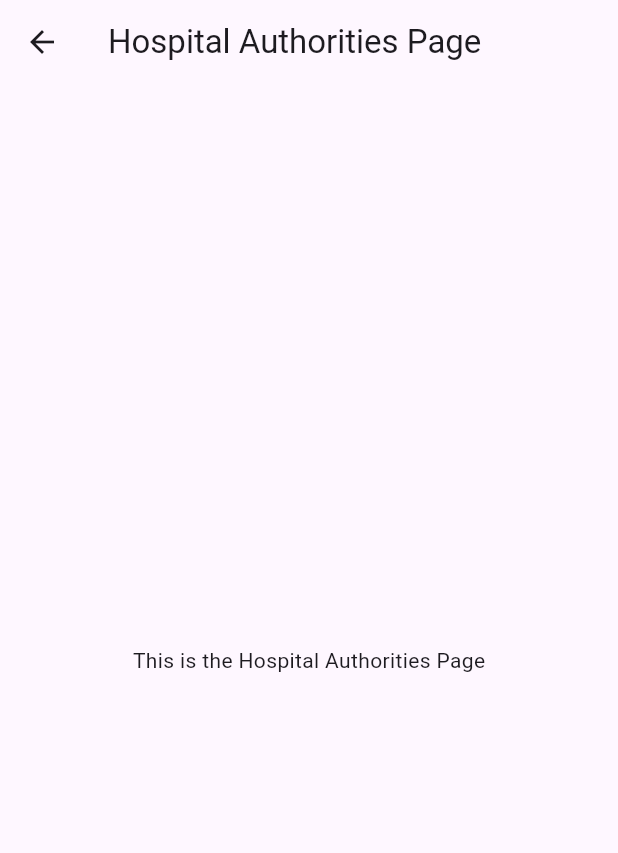
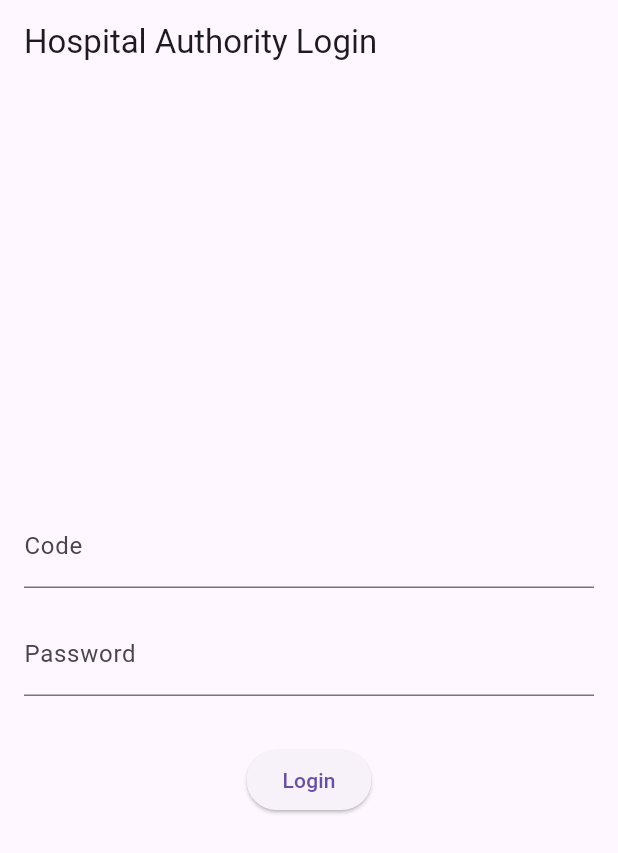
Before and after one commit to callmerishi1508/MedTech, a Flutter app: the HospitalAuthoritiesPage screen opened directly, on a phone screen of 412 x 824 dp. Shown: the top 853 px of the screen. Run offline on Flutter 3.47's test engine with Material 3 defaults, Android fonts, the phone set to English and light mode, and no system bars; our stand-ins replace cloud_firestore, firebase_auth, firebase_core, firebase_storage, image_picker; accounts and stored records are empty.

```diff
--- a/lib/main.dart
+++ b/lib/main.dart
@@ -1,11 +1,9 @@
-// ignore_for_file: unused_element, prefer_const_constructors, unused_import
+// main.dart
+// ignore_for_file: unused_import
 
 import 'package:firebase_auth/firebase_auth.dart';
 import 'package:firebase_core/firebase_core.dart';
 import 'package:firebase_project/checkUser.dart';
-// import 'package:firbase_project/login.dart';
-import 'package:firebase_project/login.dart';
-import 'package:firebase_project/screens/home.dart';
 import 'package:flutter/material.dart';
 
 void main() async {
@@ -15,26 +13,16 @@ void main() async {
 }
 
 class MyApp extends StatelessWidget {
-  const MyApp({super.key});
+  const MyApp({Key? key});
 
-  // This widget is the root of your application.
   @override
   Widget build(BuildContext context) {
     return MaterialApp(
-        title: 'Flutter Demo',
-        theme: ThemeData(
-          // This is the theme of your application.
-          //
-          // Try running your application with "flutter run". You'll see the
-          // application has a blue toolbar. Then, without quitting the app, try
-          // changing the primarySwatch below to Colors.green and then invoke
-          // "hot reload" (press "r" in the console where you ran "flutter run",
-          // or simply save your changes to "hot reload" in a Flutter IDE).
-          // Notice that the counter didn't reset back to zero; the application
-          // is not restarted.
-          primarySwatch: Colors.blue,
-        ),
-        // home: CheckUser(),
-        home: LoginPage());
+      title: 'Flutter Demo',
+      theme: ThemeData(
+        primarySwatch: Colors.blue,
+      ),
+      home: CheckUser(),
+    );
   }
 }
--- a/lib/screens/donate_recieve_screen.dart
+++ b/lib/screens/donate_recieve_screen.dart
@@ -14,7 +14,10 @@ class _DonateRecieveScreenState extends State<DonateRecieveScreen> {
   Widget build(BuildContext context) {
     return Scaffold(
       appBar: AppBar(
-        title: Text('Donate-Recieve'),
+        title: Text(
+          'Donate-Recieve',
+          style: TextStyle(fontSize: 40),
+        ),
       ),
       body: Center(
         child: Column(
--- a/lib/screens/home.dart
+++ b/lib/screens/home.dart
@@ -46,7 +46,10 @@ class _MyHomePageState extends State<MyHomePage> {
   Widget build(BuildContext context) {
     return Scaffold(
       appBar: AppBar(
-        title: Text(widget.title),
+        //title: Text(widget.title),
+        title: null,
+        automaticallyImplyLeading: true,
+        toolbarHeight: 10.0,
         actions: [
           IconButton(
             onPressed: () {
--- a/lib/screens/hospital_authorities.dart
+++ b/lib/screens/hospital_authorities.dart
@@ -1,16 +1,73 @@
 import 'package:flutter/material.dart';
 
-class HospitalAuthoritiesPage extends StatelessWidget {
-  const HospitalAuthoritiesPage({super.key});
+void main() {
+  runApp(MyApp());
+}
+
+class MyApp extends StatelessWidget {
+  @override
+  Widget build(BuildContext context) {
+    return MaterialApp(
+      title: 'Hospital Authority Login',
+      theme: ThemeData(
+        primarySwatch: Colors.blue,
+      ),
+      home: HospitalAuthoritiesPage(),
+    );
+  }
+}
+
+class HospitalAuthoritiesPage extends StatefulWidget {
+  @override
+  _HospitalAuthoritiesPageState createState() =>
+      _HospitalAuthoritiesPageState();
+}
+
+class _HospitalAuthoritiesPageState extends State<HospitalAuthoritiesPage> {
+  TextEditingController codeController = TextEditingController();
+  TextEditingController passwordController = TextEditingController();
 
   @override
   Widget build(BuildContext context) {
     return Scaffold(
       appBar: AppBar(
-        title: Text('Hospital Authorities Page'),
+        title: Text('Hospital Authority Login'),
       ),
-      body: Center(
-        child: Text('This is the Hospital Authorities Page'),
+      body: Padding(
+        padding: const EdgeInsets.all(16.0),
+        child: Column(
+          mainAxisAlignment: MainAxisAlignment.center,
+          children: [
+            TextField(
+              controller: codeController,
+              decoration: InputDecoration(
+                labelText: 'Code',
+              ),
+            ),
+            SizedBox(height: 16.0),
+            TextField(
+              controller: passwordController,
+              obscureText: true,
+              decoration: InputDecoration(
+                labelText: 'Password',
+              ),
+            ),
+            SizedBox(height: 32.0),
+            ElevatedButton(
+              onPressed: () {
+                // Handle login logic here
+                String code = codeController.text;
+                String password = passwordController.text;
+
+                // You can implement authentication logic here
+                // For simplicity, let's just print the values for now
+                print('Code: $code');
+                print('Password: $password');
+              },
+              child: Text('Login'),
+            ),
+          ],
+        ),
       ),
     );
   }
```
Also changed, not shown: lib/checkuser.dart (+31 -11 lines).
